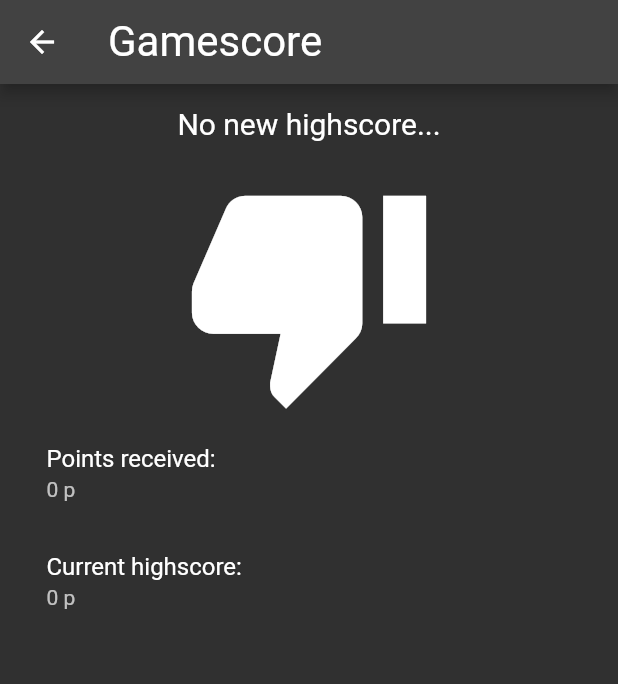
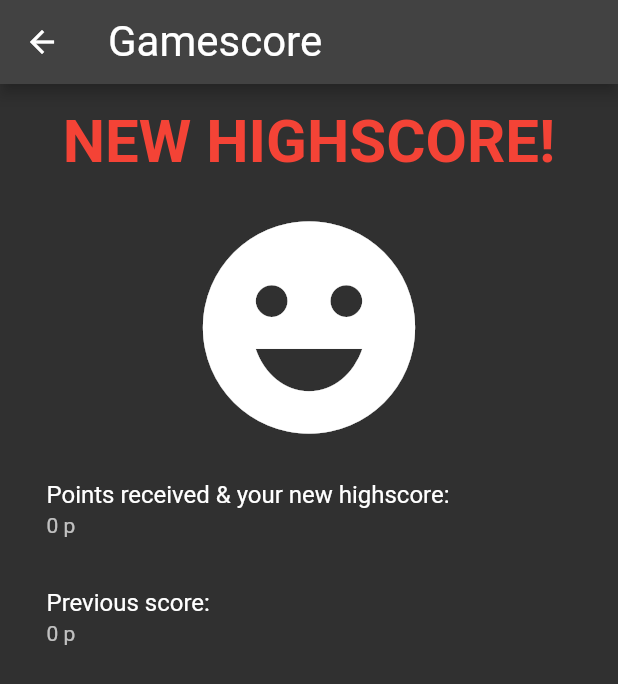
Before and after one commit to gu-tig169-ht21/Grupp-1, a Flutter app: the GameScore screen opened directly, on a phone screen of 412 x 824 dp. Shown: the top 684 px of the screen. Run offline on Flutter 3.47's test engine with Material 2 defaults, Android fonts, the phone set to English and light mode, and no system bars; drawn by our look-alikes of animated_text_kit; our stand-ins replace cloud_firestore, confetti, firebase_auth, firebase_core; missing offline and left inert: html_character_entities; accounts and stored records are empty; Roboto replaces fonts that are missing (Horizon).

Commit message:
Lagt till animation på texten i Gamescore

```diff
--- a/lib/screens/quiz/game_score.dart
+++ b/lib/screens/quiz/game_score.dart
@@ -1,3 +1,4 @@
+import 'package:animated_text_kit/animated_text_kit.dart';
 import 'package:cloud_firestore/cloud_firestore.dart';
 import 'package:flutter/material.dart';
 import 'package:provider/provider.dart';
@@ -63,7 +64,8 @@ class _GameScoreState extends State<GameScore> {
     var quizState = Provider.of<QuizModel>(context, listen: false);
     String id = stateUser.uid;
 
-    return Scaffold(
+    return Consumer<QuizModel>(
+      builder: (context, state, child) => Scaffold(
         appBar: AppBar(
           title:
               Text('Gamescore', style: Theme.of(context).textTheme.headline1),
@@ -76,20 +78,44 @@ class _GameScoreState extends State<GameScore> {
             } else if (newHighScore == null) {
               return Text("Loading");
             } else {
-              return noNewHighscoreView(quizState.points, currentHigh);
-              //return newHighscoreView(quizState.points, currentHigh);
+              //return noNewHighscoreView(quizState.points, currentHigh);
+              return newHighscoreView(quizState.points, currentHigh);
             }
           },
-        ));
+        ),
+      ),
+    );
   }
 
   Widget newHighscoreView(var newHighscore, var currentScore) {
+    const colorizeColors = [
+      Colors.red,
+      Colors.orange,
+      Colors.yellow,
+      Colors.white,
+      Colors.yellow,
+      Colors.orange,
+      Colors.red,
+    ];
+    const colorizeTextStyle = TextStyle(
+      fontSize: 40.0,
+      fontFamily: 'Horizon',
+      fontWeight: FontWeight.bold,
+    );
+
     return Padding(
       padding: const EdgeInsets.all(15.0),
       child: Column(
         children: [
           confetti(),
-          Text('NEW HIGHSCORE!', style: TextStyle(fontSize: 20)),
+          AnimatedTextKit(
+            animatedTexts: [
+              ColorizeAnimatedText('NEW HIGHSCORE!',
+              speed: const Duration(seconds: 1),
+                  textStyle: colorizeTextStyle, colors: colorizeColors)
+            ],
+            totalRepeatCount: 5,
+          ),
           Container(height: 15),
           Icon(
             Icons.emoji_emotions,
@@ -113,7 +139,26 @@ class _GameScoreState extends State<GameScore> {
       padding: const EdgeInsets.all(15.0),
       child: Column(
         children: [
-          Text('No new highscore...', style: TextStyle(fontSize: 20)),
+          AnimatedTextKit(
+            animatedTexts: [
+              TypewriterAnimatedText(
+                'No new highscore...',
+                speed: const Duration(milliseconds: 150),
+                textStyle: const TextStyle(
+                    fontSize: 35,
+                    fontFamily: 'Horizon',
+                    fontWeight: FontWeight.bold),
+              ),
+              TypewriterAnimatedText(
+                'Good luck next time.',
+                speed: const Duration(milliseconds: 150),
+                textStyle: const TextStyle(
+                    fontSize: 35,
+                    fontFamily: 'Horizon',
+                    fontWeight: FontWeight.bold),
+              ),
+            ],
+          ),
           Container(height: 15),
           Icon(
             Icons.thumb_down,
```
